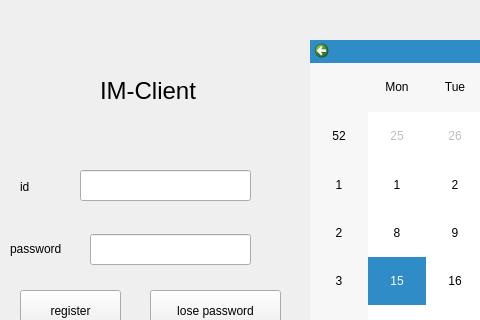
First picture: the form in src/login/login.ui, repository mimis-s/IM-Client, before the edit; both pictures show x 0 to 480 and y 0 to 320 of the 802 by 442 pixel window.
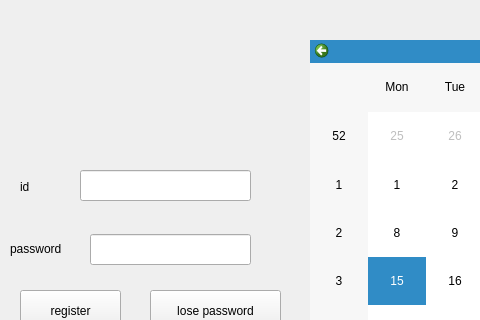
Second picture: the form after the edit. Icons and pictures are not drawn.

Patch:
```diff
--- a/src/login/login.ui
+++ b/src/login/login.ui
@@ -17,9 +17,9 @@
    <property name="geometry">
     <rect>
      <x>100</x>
-     <y>60</y>
-     <width>151</width>
-     <height>61</height>
+     <y>30</y>
+     <width>131</width>
+     <height>111</height>
     </rect>
    </property>
    <property name="font">
@@ -27,8 +27,14 @@
      <pointsize>18</pointsize>
     </font>
    </property>
+   <property name="autoFillBackground">
+    <bool>false</bool>
+   </property>
+   <property name="styleSheet">
+    <string notr="true">border-image:url(:/img/im_logo.png);</string>
+   </property>
    <property name="text">
-    <string>IM-Client</string>
+    <string/>
    </property>
   </widget>
   <widget class="QLineEdit" name="edit_login_id">
```
